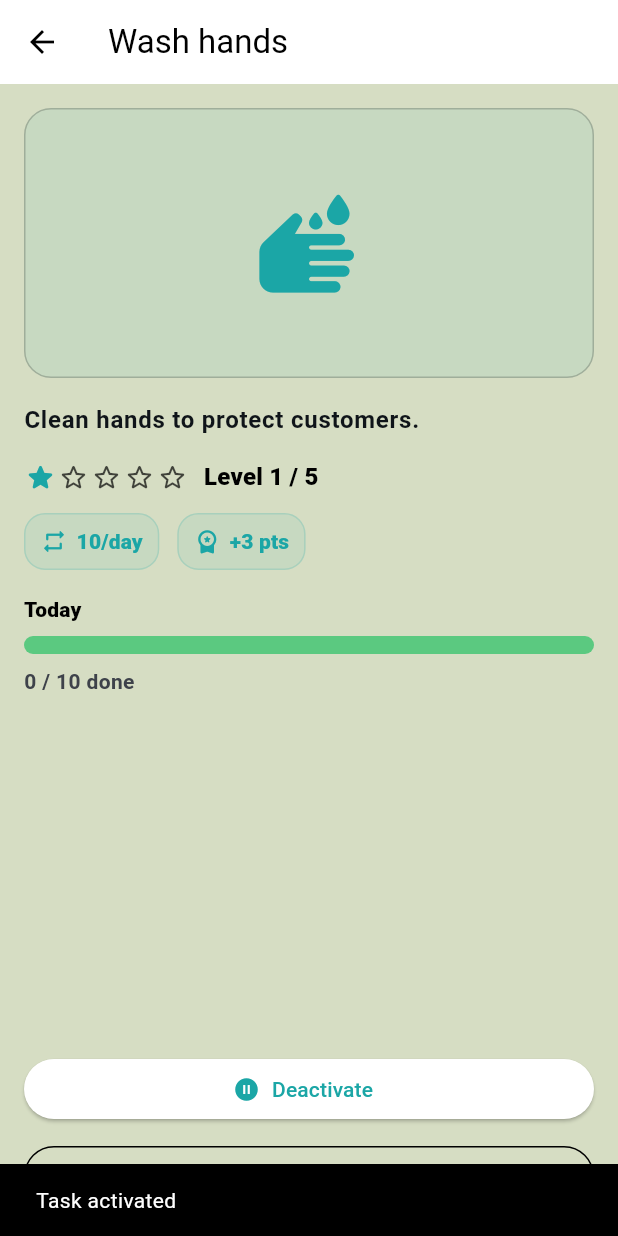
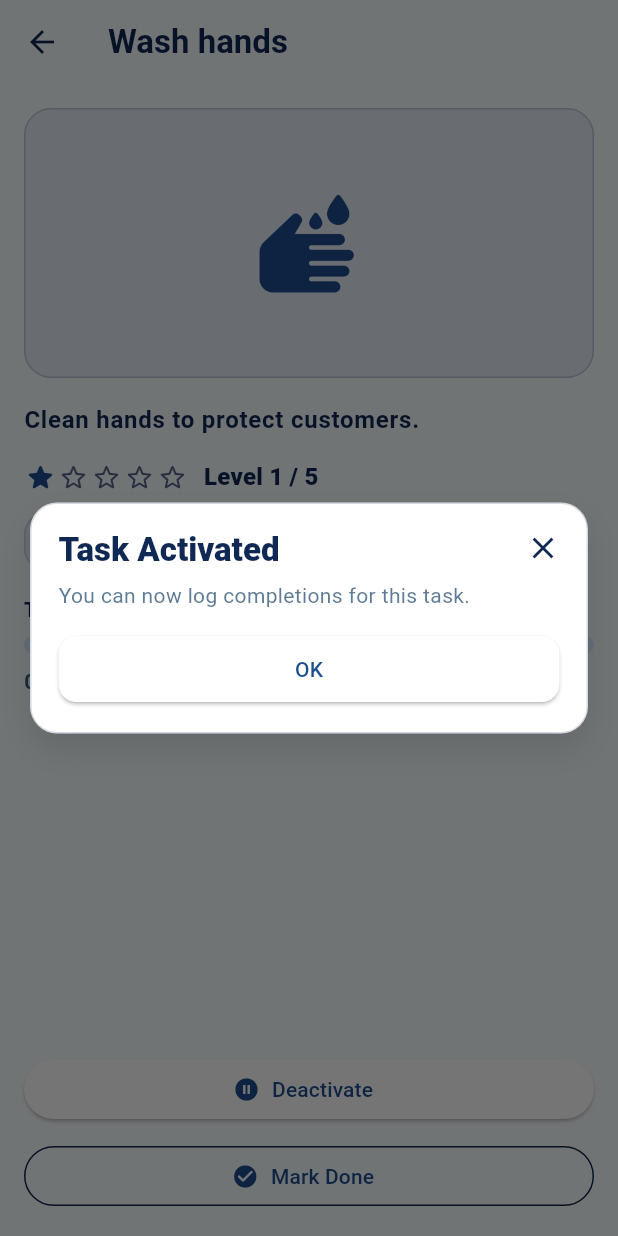
Before and after one commit to nafeesadil/hygiene_v_1, a Flutter app: the TaskDetailPage screen opened directly with sample values from the repository, after a tap on "Activate", on a phone screen of 412 x 824 dp. Run offline on Flutter 3.47's test engine with Material 3 defaults, Android fonts, the phone set to English and light mode, and no system bars; our stand-ins replace drift, drift_sqflite, firebase_core, google_nav_bar, smooth_page_indicator, syncfusion_flutter_gauges; accounts and stored records are empty; generated files the repository leaves out were written again.

Commit message:
feat: implement HygiaDialog for consistent dialog presentation across the app

```diff
--- /dev/null
+++ b/lib/core/widgets/hygia_dialogue.dart
@@ -0,0 +1,170 @@
+import 'package:flutter/material.dart';
+
+class HygiaDialog extends StatelessWidget {
+  final String title;
+  final String description;
+
+  /// Put a Lottie/GIF/Image here. Example: Lottie.asset('assets/mascot.json')
+  final Widget? sideMedia;
+
+  final String? primaryText;
+  final VoidCallback? onPrimary;
+
+  final String? secondaryText;
+  final VoidCallback? onSecondary;
+
+  /// If you want a close (X) button in top-right
+  final bool showClose;
+
+  const HygiaDialog({
+    super.key,
+    required this.title,
+    required this.description,
+    this.sideMedia,
+    this.primaryText,
+    this.onPrimary,
+    this.secondaryText,
+    this.onSecondary,
+    this.showClose = true,
+  });
+
+  @override
+  Widget build(BuildContext context) {
+    final theme = Theme.of(context);
+
+    return Dialog(
+      elevation: 0,
+      backgroundColor: Colors.transparent,
+      insetPadding: const EdgeInsets.symmetric(horizontal: 20, vertical: 24),
+      child: Center(
+        child: ConstrainedBox(
+          constraints: const BoxConstraints(maxWidth: 420),
+          child: Stack(
+            children: [
+              Container(
+                padding: const EdgeInsets.all(18),
+                decoration: BoxDecoration(
+                  color: theme.cardColor,
+                  borderRadius: BorderRadius.circular(18),
+                  border: Border.all(
+                    color: theme.dividerColor.withOpacity(0.18),
+                  ),
+                  boxShadow: [
+                    BoxShadow(
+                      blurRadius: 18,
+                      offset: const Offset(0, 10),
+                      color: Colors.black.withOpacity(0.10),
+                    ),
+                  ],
+                ),
+                child: Row(
+                  crossAxisAlignment: CrossAxisAlignment.start,
+                  children: [
+                    // Text side
+                    Expanded(
+                      child: Column(
+                        mainAxisSize: MainAxisSize.min,
+                        crossAxisAlignment: CrossAxisAlignment.start,
+                        children: [
+                          Text(
+                            title,
+                            style: theme.textTheme.titleLarge?.copyWith(
+                              fontWeight: FontWeight.w800,
+                              height: 1.1,
+                            ),
+                          ),
+                          const SizedBox(height: 10),
+                          Text(
+                            description,
+                            style: theme.textTheme.bodyMedium?.copyWith(
+                              height: 1.25,
+                              color: theme.textTheme.bodyMedium?.color
+                                  ?.withOpacity(0.80),
+                            ),
+                          ),
+
+                          // Buttons
+                          if (primaryText != null || secondaryText != null) ...[
+                            const SizedBox(height: 16),
+                            Row(
+                              children: [
+                                if (secondaryText != null) ...[
+                                  OutlinedButton(
+                                    onPressed:
+                                        onSecondary ??
+                                        () => Navigator.pop(context),
+                                    style: OutlinedButton.styleFrom(
+                                      shape: RoundedRectangleBorder(
+                                        borderRadius: BorderRadius.circular(12),
+                                      ),
+                                      padding: const EdgeInsets.symmetric(
+                                        horizontal: 14,
+                                        vertical: 12,
+                                      ),
+                                    ),
+                                    child: Text(secondaryText!),
+                                  ),
+                                  const SizedBox(width: 10),
+                                ],
+                                if (primaryText != null)
+                                  Expanded(
+                                    child: ElevatedButton(
+                                      onPressed:
+                                          onPrimary ??
+                                          () => Navigator.pop(context),
+                                      style: ElevatedButton.styleFrom(
+                                        shape: RoundedRectangleBorder(
+                                          borderRadius: BorderRadius.circular(
+                                            12,
+                                          ),
+                                        ),
+                                        padding: const EdgeInsets.symmetric(
+                                          horizontal: 14,
+                                          vertical: 12,
+                                        ),
+                                      ),
+                                      child: Text(primaryText!),
+                                    ),
+                                  ),
+                              ],
+                            ),
+                          ],
+                        ],
+                      ),
+                    ),
+
+                    // Media side
+                    if (sideMedia != null) ...[
+                      const SizedBox(width: 14),
+                      SizedBox(
+                        width: 120,
+                        height: 120,
+                        child: ClipRRect(
+                          borderRadius: BorderRadius.circular(14),
+                          child: Center(child: sideMedia),
+                        ),
+                      ),
+                    ],
+                  ],
+                ),
+              ),
+
+              // Close button
+              if (showClose)
+                Positioned(
+                  top: 6,
+                  right: 6,
+                  child: IconButton(
+                    splashRadius: 18,
+                    icon: const Icon(Icons.close),
+                    onPressed: () => Navigator.pop(context),
+                    tooltip: 'Close',
+                  ),
+                ),
+            ],
+          ),
+        ),
+      ),
+    );
+  }
+}
--- a/lib/features/home/home.dart
+++ b/lib/features/home/home.dart
@@ -152,10 +152,8 @@ class _HomePageState extends State<HomePage> {
 
               const SizedBox(height: 24),
 
-              // Square card
-              AspectRatio(
-                aspectRatio: 1, // makes it a square
-                child: Container(
+              // Card
+              Container(
                 width: double.infinity,
                 padding: const EdgeInsets.all(18),
                 decoration: BoxDecoration(
@@ -236,7 +234,6 @@ class _HomePageState extends State<HomePage> {
                   ],
                 ),
               ),
-              ),
             ],
           ),
         ),
--- a/lib/features/tasks/presentation/pages/task_detail_page.dart
+++ b/lib/features/tasks/presentation/pages/task_detail_page.dart
@@ -2,6 +2,7 @@ import 'package:flutter/material.dart';
 import 'package:hygiene_v_1/features/tasks/domain/task_definition.dart';
 import 'package:hygiene_v_1/features/tasks/data/task_repository.dart';
 import 'package:hygiene_v_1/main.dart' show appDb;
+import 'package:hygiene_v_1/core/widgets/hygia_dialogue.dart';
 
 class TaskDetailPage extends StatefulWidget {
   final TaskDefinition task;
@@ -43,9 +44,14 @@ class _TaskDetailPageState extends State<TaskDetailPage> {
     await _load();
 
     if (!mounted) return;
-    ScaffoldMessenger.of(context).showSnackBar(
-      SnackBar(
-        content: Text(_isActive ? 'Task activated' : 'Task deactivated'),
+    showDialog(
+      context: context,
+      builder: (_) => HygiaDialog(
+        title: _isActive ? 'Task Activated' : 'Task Deactivated',
+        description: _isActive
+            ? 'You can now log completions for this task.'
+            : 'This task is no longer active.',
+        primaryText: 'OK',
       ),
     );
   }
@@ -56,23 +62,57 @@ class _TaskDetailPageState extends State<TaskDetailPage> {
     await _load();
     if (!mounted) return;
 
-    final msg = switch (res.status) {
+    final (title, description) = switch (res.status) {
       MarkDoneStatus.success =>
         res.leveledUp
             ? '${widget.task.name}: +1 (Level up!)'
             : '${widget.task.name}: +1',
       MarkDoneStatus.shopClosed => 'Open shop first to log tasks',
       MarkDoneStatus.cooldown => () {
-  final secs = res.waitRemaining?.inSeconds ?? 0;
-  final show = secs <= 0 ? 1 : secs; // never show 0
-  return 'Wait ${show}s before doing this again';
-}(),
+        final secs = res.waitRemaining?.inSeconds ?? 0;
+        final show = secs <= 0 ? 1 : secs; // never show 0
+        return 'Wait ${show}s before doing this again';
+      }(),
       MarkDoneStatus.alreadyComplete =>
         'Already complete for today (${res.done}/${res.target})',
       MarkDoneStatus.notActive => 'Activate this task first',
     };
 
-    ScaffoldMessenger.of(context).showSnackBar(SnackBar(content: Text(msg)));
+    final (title, description) = switch (res.status) {
+      MarkDoneStatus.success =>
+        res.leveledUp
+            ? ('Level Up! 🎉', '${widget.task.name}: +1 point')
+            : ('Task Logged', '${widget.task.name}: +1 point'),
+      MarkDoneStatus.shopClosed => (
+        'Shop Closed',
+        'Open your shop first to log tasks.',
+      ),
+      MarkDoneStatus.cooldown => () {
+        final secs = res.waitRemaining?.inSeconds ?? 0;
+        final show = secs <= 0 ? 1 : secs;
+        return (
+          'Wait a Moment',
+          'Please wait ${show}s before logging this task again.',
+        );
+      }(),
+      MarkDoneStatus.alreadyComplete => (
+        'Complete for Today',
+        'You\'ve already logged this ${res.target} times today (${res.done}/${res.target})',
+      ),
+      MarkDoneStatus.notActive => (
+        'Task Inactive',
+        'Please activate this task first.',
+      ),
+    };
+
+    showDialog(
+      context: context,
+      builder: (_) => HygiaDialog(
+        title: title,
+        description: description,
+        primaryText: 'OK',
+      ),
+    );
   }
 
   @override
--- a/lib/features/tasks/presentation/pages/tasks.dart
+++ b/lib/features/tasks/presentation/pages/tasks.dart
@@ -4,6 +4,7 @@ import 'package:hygiene_v_1/main.dart' show appDb;
 import 'package:hygiene_v_1/features/tasks/data/task_repository.dart';
 import 'package:hygiene_v_1/features/tasks/domain/built_in_tasks.dart';
 import 'package:hygiene_v_1/features/tasks/domain/task_definition.dart';
+import 'package:hygiene_v_1/core/widgets/hygia_dialogue.dart';
 
 // If you kept task_cards in widgets:
 import 'package:hygiene_v_1/features/tasks/presentation/widgets/task_cards.dart';
@@ -52,18 +53,28 @@ class _TasksPageState extends State<TasksPage> {
     final res = await _repo.tryMarkDone(task.id);
     if (!mounted) return;
 
-    final msg = switch (res.status) {
-      MarkDoneStatus.success =>
-        res.leveledUp ? '${task.name}: +1 (Level up!)' : '${task.name}: +1',
-      MarkDoneStatus.shopClosed => 'Open shop first to log tasks',
+    final (title, description) = switch (res.status) {
+      MarkDoneStatus.success => res.leveledUp
+          ? ('Level Up! 🎉', '${task.name}: +1 point')
+          : ('Task Logged', '${task.name}: +1 point'),
+      MarkDoneStatus.shopClosed =>
+        ('Shop Closed', 'Open your shop first to log tasks.'),
       MarkDoneStatus.cooldown =>
-        'Wait ${res.waitRemaining!.inMinutes} min before doing this again',
+        ('Wait a Moment', 'Please wait ${res.waitRemaining!.inMinutes} min before logging this task again.'),
       MarkDoneStatus.alreadyComplete =>
-        'Already complete for today (${res.done}/${res.target})',
-      MarkDoneStatus.notActive => 'Activate this task first',
+        ('Complete for Today', 'You\'ve already logged this ${res.target} times today (${res.done}/${res.target})'),
+      MarkDoneStatus.notActive =>
+        ('Task Inactive', 'Please activate this task first.'),
     };
 
-    ScaffoldMessenger.of(context).showSnackBar(SnackBar(content: Text(msg)));
+    showDialog(
+      context: context,
+      builder: (_) => HygiaDialog(
+        title: title,
+        description: description,
+        primaryText: 'OK',
+      ),
+    );
     setState(() {});
   }
 
--- a/lib/theme/app_colors.dart
+++ b/lib/theme/app_colors.dart
@@ -1,40 +1,58 @@
 import 'package:flutter/material.dart';
 
 class AppColors {
+  // ===== Brand Palette (from your image) =====
+  static const Color navy = Color(0xFF0F2854); // #0F2854
+  static const Color royal = Color(0xFF1C4D8D); // #1C4D8D
+  static const Color sky = Color(0xFF4988C4); // #4988C4
+  static const Color ice = Color(0xFFBDE8F5); // #BDE8F5
+
   // ===== Light Theme =====
-  static const Color lightPrimary = Color(0xFF1BA6A6);
-  static const Color lightSecondary = Color(0xFF5BC980);
-  static const Color lightAccent = Color(0xFF3FB6E0);
+  // Choose royal as your primary brand color for readability on light surfaces.
+  static const Color lightPrimary = royal;
+  static const Color lightSecondary = sky;
+  static const Color lightTertiary = ice;
 
-  static const Color lightBackground = Color.fromARGB(255, 214, 221, 195);
-  static const Color lightSurface = Color(0xFFFFFFFF);
+  // Backgrounds & surfaces
+  static const Color lightBackground = Color(
+    0xFFF7FCFF,
+  ); // very light blue-white
+  static const Color lightSurface = Colors.white;
 
-  static const Color lightTextPrimary = Color.fromARGB(255, 19, 25, 31);
-  static const Color lightTextSecondary = Color(0xFF6B7280);
+  // Text
+  static const Color lightTextPrimary = navy;
+  static const Color lightTextSecondary = Color(0xFF375A7A); // muted blue-gray
 
-  static const Color lightSuccess = Color(0xFF22C55E);
+  // Semantic
+  static const Color lightSuccess = Color(0xFF16A34A);
   static const Color lightWarning = Color(0xFFF59E0B);
   static const Color lightError = Color(0xFFEF4444);
 
   // ===== Dark Theme =====
-  static const Color darkPrimary = Color(0xFF4FD1C5);
-  static const Color darkSecondary = Color(0xFF7EE2A8);
-  static const Color darkAccent = Color(0xFF60A5FA);
+  // Keep navy background and use ice/sky for readable accents.
+  static const Color darkPrimary = sky;
+  static const Color darkSecondary = ice;
+  static const Color darkTertiary = royal;
 
-  static const Color darkBackground = Color.fromARGB(255, 29, 34, 29);
-  static const Color darkSurface = Color(0xFF1E293B);
+  static const Color darkBackground = Color.fromARGB(255, 8, 23, 48);
+  static const Color darkSurface = Color(
+    0xFF132F63,
+  ); // slightly lighter than navy
 
-  static const Color darkTextPrimary = Color(0xFFE5E7EB);
-  static const Color darkTextSecondary = Color(0xFF9CA3AF);
+  static const Color darkTextPrimary = Color(
+    0xFFEAF2FF,
+  ); // off-white with blue tint
+  static const Color darkTextSecondary = Color(0xFFB8CBE6);
 
   static const Color darkSuccess = Color(0xFF22C55E);
   static const Color darkWarning = Color(0xFFFBBF24);
   static const Color darkError = Color(0xFFF87171);
 
-  // ===== Splash =====
-  static const Color splashLightTop = Color(0xFFEAF7F7);
-  static const Color splashLightBottom = Color(0xFFF8FAFB);
+  // ===== Splash (match your splash assets) =====
+  // You can keep these as-is or adjust later; these are safe defaults.
+  static const Color splashLightTop = lightBackground;
+  static const Color splashLightBottom = ice;
 
-  static const Color splashDarkTop = Color(0xFF0F172A);
-  static const Color splashDarkBottom = Color(0xFF1E293B);
+  static const Color splashDarkTop = navy;
+  static const Color splashDarkBottom = darkSurface;
 }
--- a/lib/theme/app_theme.dart
+++ b/lib/theme/app_theme.dart
@@ -2,35 +2,110 @@ import 'package:flutter/material.dart';
 import 'app_colors.dart';
 
 class AppTheme {
-  static ThemeData lightTheme = ThemeData(
+  static final ThemeData lightTheme = ThemeData(
     brightness: Brightness.light,
     scaffoldBackgroundColor: AppColors.lightBackground,
-    primaryColor: AppColors.lightPrimary,
-    colorScheme: const ColorScheme.light(
+
+    colorScheme: const ColorScheme(
+      brightness: Brightness.light,
       primary: AppColors.lightPrimary,
+      onPrimary: Colors.white,
+
       secondary: AppColors.lightSecondary,
+      onSecondary: Colors.white,
+
+      tertiary: AppColors.lightTertiary,
+      onTertiary: AppColors.navy,
+
       error: AppColors.lightError,
+      onError: Colors.white,
+
+      surface: AppColors.lightSurface,
+      onSurface: AppColors.lightTextPrimary,
+
+      // A nice container tone for selected tabs/chips/etc
+      primaryContainer: AppColors.ice,
+      onPrimaryContainer: AppColors.navy,
+
+      secondaryContainer: Color(0xFFD6ECFB),
+      onSecondaryContainer: AppColors.navy,
     ),
+
     cardColor: AppColors.lightSurface,
+
+    appBarTheme: const AppBarTheme(
+      backgroundColor: AppColors.lightBackground,
+      foregroundColor: AppColors.lightTextPrimary,
+      elevation: 0,
+      centerTitle: false,
+    ),
+
     textTheme: const TextTheme(
-      bodyLarge: TextStyle(color: Color.fromARGB(255, 15, 20, 25)),
-      bodyMedium: TextStyle(color: Color.fromARGB(255, 62, 66, 74)),
+      bodyLarge: TextStyle(color: AppColors.lightTextPrimary),
+      bodyMedium: TextStyle(color: AppColors.lightTextSecondary),
+      titleLarge: TextStyle(
+        color: AppColors.lightTextPrimary,
+        fontWeight: FontWeight.w600,
+      ),
+    ),
+
+    cardTheme: CardThemeData(
+      color: AppColors.lightSurface,
+      elevation: 0,
+      shape: RoundedRectangleBorder(borderRadius: BorderRadius.circular(16)),
     ),
   );
 
-  static ThemeData darkTheme = ThemeData(
+  static final ThemeData darkTheme = ThemeData(
     brightness: Brightness.dark,
     scaffoldBackgroundColor: AppColors.darkBackground,
-    primaryColor: AppColors.darkPrimary,
-    colorScheme: const ColorScheme.dark(
+
+    colorScheme: const ColorScheme(
+      brightness: Brightness.dark,
       primary: AppColors.darkPrimary,
+      onPrimary: AppColors.navy,
+
       secondary: AppColors.darkSecondary,
+      onSecondary: AppColors.navy,
+
+      tertiary: AppColors.darkTertiary,
+      onTertiary: Colors.white,
+
       error: AppColors.darkError,
+      onError: AppColors.navy,
+
+      surface: AppColors.darkSurface,
+      onSurface: AppColors.darkTextPrimary,
+
+      primaryContainer: Color(0xFF1B3F79),
+      onPrimaryContainer: AppColors.darkTextPrimary,
+
+      secondaryContainer: Color(0xFF214A86),
+      onSecondaryContainer: AppColors.darkTextPrimary,
     ),
+
     cardColor: AppColors.darkSurface,
+
+    appBarTheme: const AppBarTheme(
+      backgroundColor: AppColors.darkBackground,
+      foregroundColor: AppColors.darkTextPrimary,
+      elevation: 0,
+      centerTitle: false,
+    ),
+
     textTheme: const TextTheme(
       bodyLarge: TextStyle(color: AppColors.darkTextPrimary),
-      bodyMedium: TextStyle(color: Color.fromARGB(255, 187, 208, 193)),
+      bodyMedium: TextStyle(color: AppColors.darkTextSecondary),
+      titleLarge: TextStyle(
+        color: AppColors.darkTextPrimary,
+        fontWeight: FontWeight.w600,
+      ),
+    ),
+
+    cardTheme: CardThemeData(
+      color: AppColors.darkSurface,
+      elevation: 0,
+      shape: RoundedRectangleBorder(borderRadius: BorderRadius.circular(16)),
     ),
   );
 }
```
Lines whose indentation alone changed are shown as unchanged.
